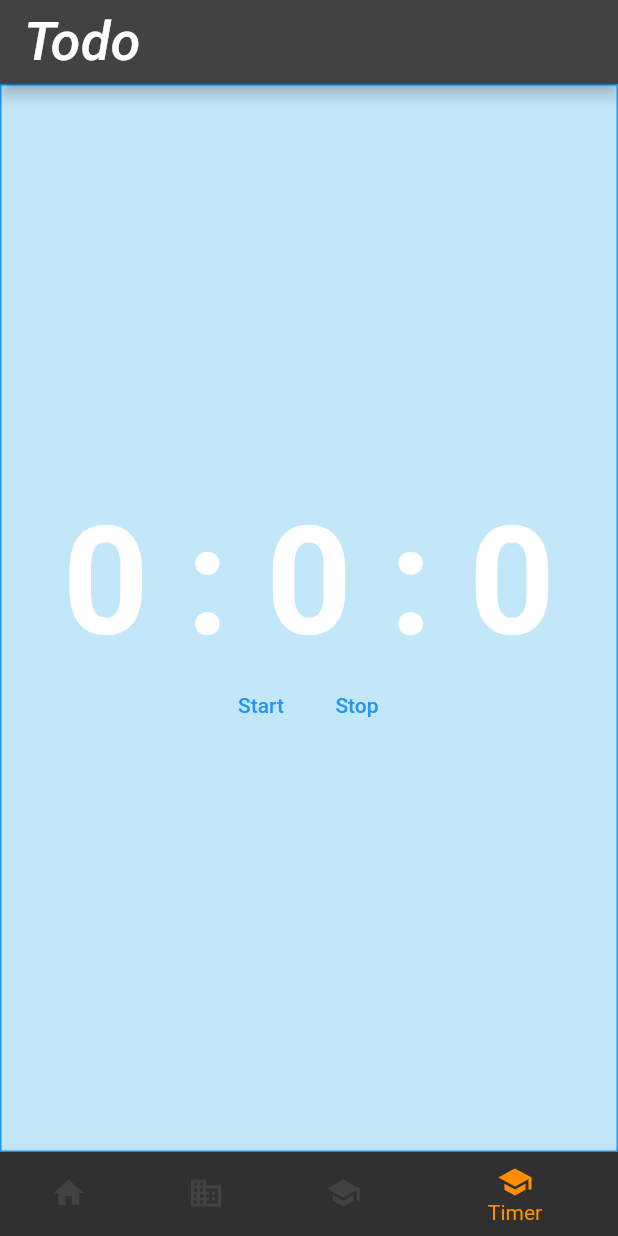
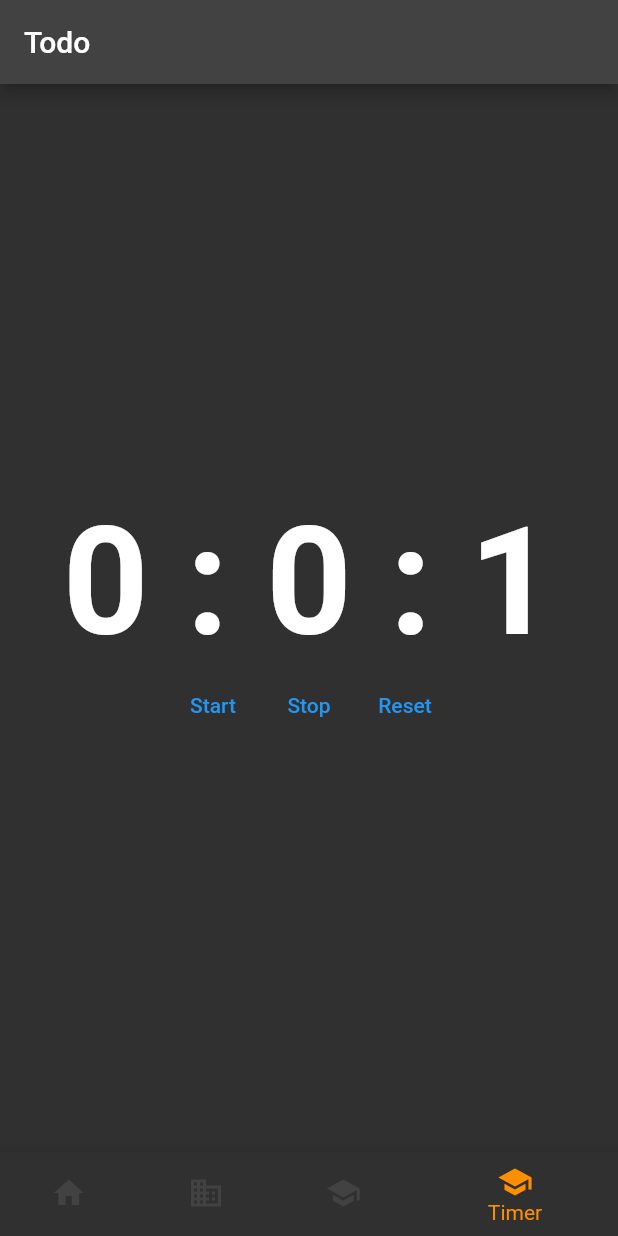
Before and after one commit to aarti1908/FlutterTodoApp, a Flutter app: the screen it shows after launch, item 4 of the bottom bar chosen, after a tap on "Start", on a phone screen of 412 x 824 dp. Run offline on Flutter 3.47's test engine with Material 2 defaults, Android fonts, the phone set to English and light mode, and no system bars; our stand-ins replace flutter_easyloading; missing offline and left inert: greetingcard; network calls fail; Roboto replaces fonts that are missing (Georgia, Hind).

Commit message:
timer feature

```diff
--- a/lib/main.dart
+++ b/lib/main.dart
@@ -1,4 +1,5 @@
 import 'package:flutter/material.dart';
+import 'package:flutter_easyloading/flutter_easyloading.dart';
 import 'package:flutter_todo_app/screens/app.dart';
 import 'package:flutter_todo_app/screens/appreciations.dart';
 import 'package:flutter_todo_app/screens/tasks.dart';
@@ -29,17 +30,13 @@ class MyApp extends StatelessWidget {
           primaryColor: Colors.lightBlue[800],
           fontFamily: 'Georgia',
           //text style
-          textTheme: const TextTheme(
-            headline1: TextStyle(fontSize: 72.0, fontWeight: FontWeight.bold),
-            headline6: TextStyle(fontSize: 36.0, fontStyle: FontStyle.italic),
-            bodyText2: TextStyle(fontSize: 14.0, fontFamily: 'Hind'),
-          ),
         ),
         home: const App(),
         routes: {
           Tasks.routeName: (ctx) => const Tasks(),
           Appreciations.routeName: (ctx) => const Appreciations()
         },
+        builder: EasyLoading.init(),
       ),
     );
   }
--- a/lib/providers/todo.dart
+++ b/lib/providers/todo.dart
@@ -1,5 +1,6 @@
 import 'dart:convert';
 import 'package:flutter/foundation.dart';
+import 'package:flutter_easyloading/flutter_easyloading.dart';
 import 'package:http/http.dart' as http;
 import '/models/todoItem.dart';
 
@@ -11,17 +12,21 @@ class Todo with ChangeNotifier {
   }
 
   Future<void> addTodo(TodoItem _todo) async {
+    EasyLoading.showProgress(0.3, status: 'adding...');
+
     final url =
         Uri.https('todo-2ad79-default-rtdb.firebaseio.com', '/todos.json');
     try {
-      final response = await http.post(
+      final response = await http
+          .post(
             url,
             body: json.encode({
               'title': _todo.title,
               'startDate': '12/12/1997',
               'endDate': '12/12/1223',
             }),
-      );
+          )
+          .then((value) => EasyLoading.showSuccess('Great Success!'));
     } catch (error) {
       print(error);
     }
--- a/lib/screens/app.dart
+++ b/lib/screens/app.dart
@@ -26,7 +26,7 @@ class _AppState extends State<App> {
         return const Appreciations();
         break;
       case 3:
-        return const Timer();
+        return const Time();
         break;
       default:
     }
--- a/lib/screens/dashboard.dart
+++ b/lib/screens/dashboard.dart
@@ -1,4 +1,5 @@
 import 'package:flutter/material.dart';
+import 'package:flutter_todo_app/widgets/timer.dart';
 import '/widgets/todo_list.dart';
 import '../widgets/addTodo.dart';
 
@@ -16,7 +17,6 @@ class Dashboard extends StatelessWidget {
               padding: const EdgeInsets.all(20),
               margin: const EdgeInsets.all(10),
               decoration: const BoxDecoration(
-                color: Color.fromARGB(255, 78, 80, 63),
                 borderRadius: BorderRadius.all(
                   Radius.circular(15),
                 ),
@@ -29,7 +29,6 @@ class Dashboard extends StatelessWidget {
               padding: const EdgeInsets.all(20),
               margin: const EdgeInsets.all(10),
               decoration: const BoxDecoration(
-                color: Color.fromARGB(255, 78, 80, 63),
                 borderRadius: BorderRadius.all(
                   Radius.circular(15),
                 ),
--- a/lib/screens/timer.dart
+++ b/lib/screens/timer.dart
@@ -1,80 +1,12 @@
 import 'package:flutter/material.dart';
-import 'dart:async';
+import 'package:flutter_todo_app/widgets/timer.dart';
 
-class Timer extends StatefulWidget {
-  const Timer({super.key});
-
-  @override
-  State<Timer> createState() => _TimerState();
-}
-
-class _TimerState extends State<Timer> {
+class Time extends StatelessWidget {
+  const Time({super.key});
   static const routeName = '/timer';
-
-  final int _hours = 00;
-  final int _minutes = 00;
-  int _seconds = 00;
-
-  void _initTimer() {
-    // Timer mytimer = Timer.periodic(Duration(seconds: 5), (timer) {
-    //   //code to run on every 5 seconds
-    // });
-
-    setState(() {
-      _startTime();
-    });
-  }
-
-  Future<int> _startTime() async {
-    await Future.delayed(const Duration(seconds: 1));
-    _seconds = _seconds + 1;
-    return _seconds + 1;
-  }
 
   @override
   Widget build(BuildContext context) {
-    return Container(
-      height: double.infinity,
-      width: double.infinity,
-      decoration: BoxDecoration(
-        color: const Color.fromARGB(255, 194, 231, 248),
-        border: Border.all(color: Colors.blue),
-      ),
-      child: Column(
-        mainAxisAlignment: MainAxisAlignment.center,
-        crossAxisAlignment: CrossAxisAlignment.center,
-        children: [
-          Text(
-            '$_hours : $_minutes : $_seconds',
-            style: const TextStyle(
-              fontWeight: FontWeight.bold,
-              fontSize: 100,
-            ),
-          ),
-          Row(
-            mainAxisAlignment: MainAxisAlignment.center,
-            crossAxisAlignment: CrossAxisAlignment.center,
-            children: [
-              TextButton(
-                style: ButtonStyle(
-                  foregroundColor:
-                      MaterialStateProperty.all<Color>(Colors.blue),
-                ),
-                onPressed: _initTimer,
-                child: const Text('Start'),
-              ),
-              TextButton(
-                style: ButtonStyle(
-                  foregroundColor:
-                      MaterialStateProperty.all<Color>(Colors.blue),
-                ),
-                onPressed: () {},
-                child: const Text('Stop'),
-              )
-            ],
-          )
-        ],
-      ),
-    );
+    return const AppTimer();
   }
 }
--- /dev/null
+++ b/lib/widgets/timer.dart
@@ -0,0 +1,94 @@
+import 'package:flutter/material.dart';
+import 'dart:async';
+
+class AppTimer extends StatefulWidget {
+  const AppTimer({super.key});
+
+  @override
+  State<AppTimer> createState() => _AppTimer();
+}
+
+class _AppTimer extends State<AppTimer> {
+  int _hours = 0;
+  int _minutes = 0;
+  int _seconds = 0;
+
+  Timer? appTimer;
+
+  _initTimer() {
+    appTimer = Timer.periodic(const Duration(seconds: 1), (timer) {
+      setState(() {
+        _seconds = _seconds + 1;
+        _minutes = _seconds == 60 ? _minutes + 1 : _minutes;
+        _hours = _minutes == 60 ? _hours + 1 : _hours;
+
+        _seconds = _seconds == 60 ? 0 : _seconds;
+        _minutes = _minutes == 60 ? 0 : _minutes;
+      });
+    });
+  }
+
+  _stopTimer() {
+    appTimer?.cancel();
+  }
+
+  _resetTimer() {
+    appTimer?.cancel();
+    setState(() {
+      _seconds = 0;
+      _minutes = 0;
+      _hours = 0;
+    });
+  }
+
+  @override
+  Widget build(BuildContext context) {
+    return Container(
+      height: double.infinity,
+      width: double.infinity,
+      child: Column(
+        mainAxisAlignment: MainAxisAlignment.center,
+        crossAxisAlignment: CrossAxisAlignment.center,
+        children: [
+          Text(
+            '$_hours : $_minutes : $_seconds',
+            style: const TextStyle(
+              fontWeight: FontWeight.bold,
+              fontSize: 100,
+            ),
+          ),
+          Row(
+            mainAxisAlignment: MainAxisAlignment.center,
+            crossAxisAlignment: CrossAxisAlignment.center,
+            children: [
+              TextButton(
+                style: ButtonStyle(
+                  foregroundColor:
+                      MaterialStateProperty.all<Color>(Colors.blue),
+                ),
+                onPressed: _initTimer,
+                child: const Text('Start'),
+              ),
+              TextButton(
+                style: ButtonStyle(
+                  foregroundColor:
+                      MaterialStateProperty.all<Color>(Colors.blue),
+                ),
+                onPressed: _stopTimer,
+                child: const Text('Stop'),
+              ),
+              TextButton(
+                style: ButtonStyle(
+                  foregroundColor:
+                      MaterialStateProperty.all<Color>(Colors.blue),
+                ),
+                onPressed: _resetTimer,
+                child: const Text('Reset'),
+              )
+            ],
+          )
+        ],
+      ),
+    );
+  }
+}
--- a/lib/widgets/todo_list_item.dart
+++ b/lib/widgets/todo_list_item.dart
@@ -1,10 +1,6 @@
 import 'package:flutter/cupertino.dart';
-
 import 'package:flutter/material.dart';
-import 'package:provider/provider.dart';
 import '/models/todoItem.dart';
-
-import '../providers/todo.dart';
 
 class TodoListItem extends StatelessWidget {
   final TodoItem todo;
@@ -15,7 +11,14 @@ class TodoListItem extends StatelessWidget {
     return Container(
       padding: const EdgeInsets.all(10),
       child: Row(
-        children: [Text(todo.title)],
+        children: [
+          Text(todo.title),
+          IconButton(
+            icon: const Icon(Icons.delete),
+            tooltip: 'Delete',
+            onPressed: () {},
+          ),
+        ],
       ),
     );
   }
--- a/pubspec.yaml
+++ b/pubspec.yaml
@@ -43,6 +43,7 @@ dependencies:
   build_runner: ^2.1.7
   freezed: ^1.1.1
   freezed_annotation: ^1.1.0
+  flutter_easyloading: ^3.0.5
 
 dev_dependencies:
   flutter_test:
```
Lines whose indentation alone changed are shown as unchanged.
